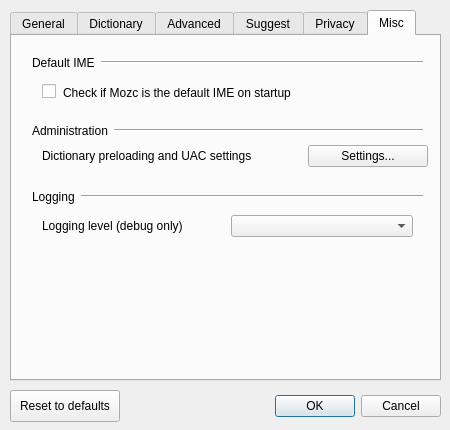
First picture: the form in src/gui/config_dialog/config_dialog.ui, repository niw/mozc, before the edit.
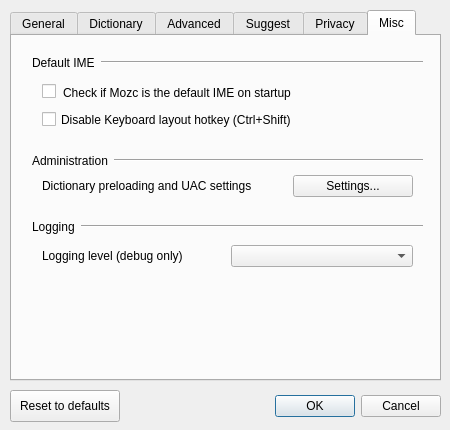
Second picture: the form after the edit. The open tabs and pages were chosen to show the change. Custom widgets are drawn as their Qt base class.

The edit to the form file:
```diff
--- a/src/gui/config_dialog/config_dialog.ui
+++ b/src/gui/config_dialog/config_dialog.ui
@@ -1097,7 +1097,7 @@
       <property name="geometry">
        <rect>
         <x>30</x>
-        <y>170</y>
+        <y>200</y>
         <width>371</width>
         <height>41</height>
        </rect>
@@ -1126,7 +1126,7 @@
       <property name="geometry">
        <rect>
         <x>20</x>
-        <y>151</y>
+        <y>181</y>
         <width>391</width>
         <height>20</height>
        </rect>
@@ -1158,7 +1158,7 @@
       <property name="geometry">
        <rect>
         <x>20</x>
-        <y>84</y>
+        <y>114</y>
         <width>391</width>
         <height>21</height>
        </rect>
@@ -1190,8 +1190,8 @@
       <property name="geometry">
        <rect>
         <x>30</x>
-        <y>104</y>
-        <width>386</width>
+        <y>134</y>
+        <width>371</width>
         <height>32</height>
        </rect>
       </property>
@@ -1269,6 +1269,19 @@
        <bool>false</bool>
       </property>
      </widget>
+     <widget class="QCheckBox" name="IMEHotKeyDisabledCheckBox">
+      <property name="geometry">
+       <rect>
+        <x>30</x>
+        <y>75</y>
+        <width>369</width>
+        <height>17</height>
+       </rect>
+      </property>
+      <property name="text">
+       <string>Disable Keyboard layout hotkey (Ctrl+Shift)</string>
+      </property>
+     </widget>
     </widget>
    </widget>
    <widget class="QWidget" name="horizontalLayoutWidget_12">
```
Left out of the diff: 1 changed line with no effect on the pictures.
